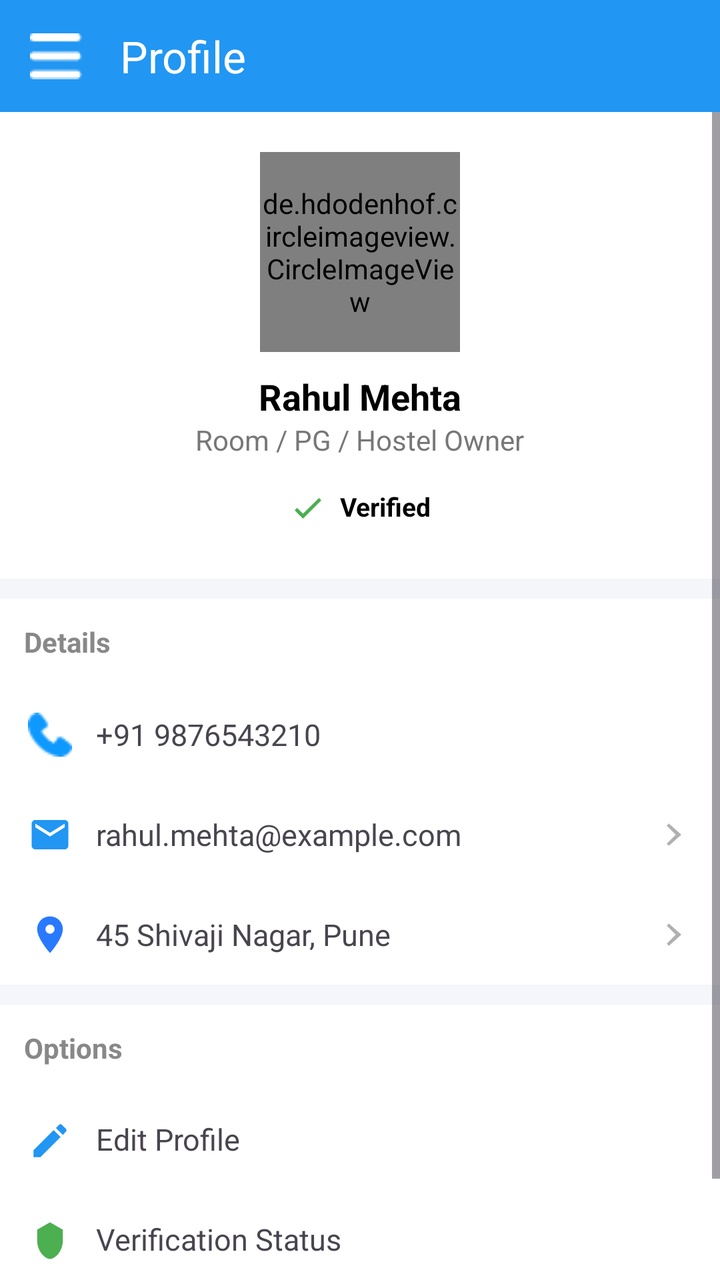
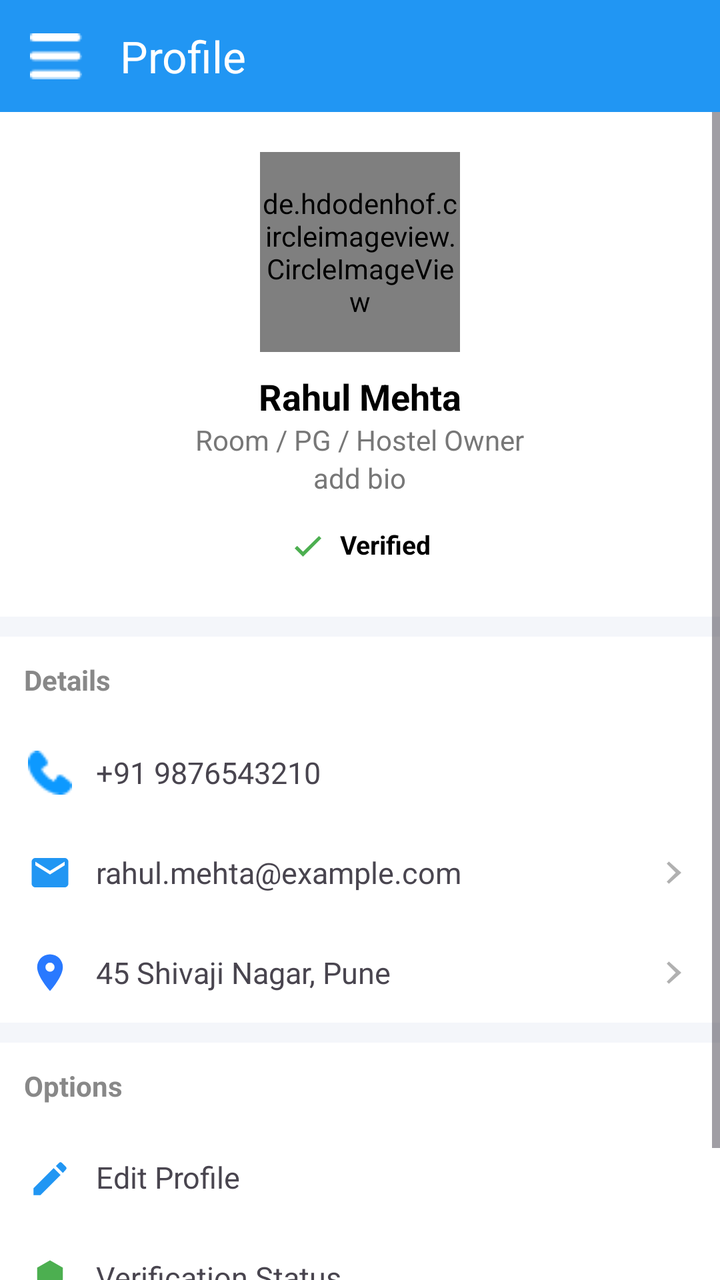

Screens rendered from an Android XML layout before and after an edit, with the pre-edit source and the edit as a unified diff.
<!-- AndroidManifest.xml: application theme Theme.CampusSaathi -->
<!-- res/layout/activity_owner_profile.xml -->
<?xml version="1.0" encoding="utf-8"?>
<androidx.drawerlayout.widget.DrawerLayout
    xmlns:android="http://schemas.android.com/apk/res/android"
    xmlns:app="http://schemas.android.com/apk/res-auto"
    android:id="@+id/drawerLayout"
    android:layout_width="match_parent"
    android:layout_height="match_parent">

    <LinearLayout xmlns:android="http://schemas.android.com/apk/res/android"
        xmlns:app="http://schemas.android.com/apk/res-auto"
        android:layout_width="match_parent"
        android:layout_height="match_parent"
        android:orientation="vertical"
        android:background="#FFFFFF">


        
        <androidx.appcompat.widget.Toolbar
            android:id="@+id/toolbar"
            android:layout_width="match_parent"
            android:layout_height="56dp"
            android:background="#2196F3"
            app:title="Profile"
            app:titleTextColor="#FFFFFF"
            app:navigationIcon="@drawable/ic_menu" />




        <ScrollView xmlns:android="http://schemas.android.com/apk/res/android"
            xmlns:app="http://schemas.android.com/apk/res-auto"

            android:layout_width="match_parent"
            android:layout_height="match_parent"
            android:background="#F4F6FA">

            <LinearLayout
                android:layout_width="match_parent"
                android:layout_height="wrap_content"
                android:orientation="vertical">



                
                <LinearLayout
                    android:layout_width="match_parent"
                    android:layout_height="wrap_content"
                    android:orientation="vertical"
                    android:gravity="center"
                    android:padding="20dp"
                    android:background="@android:color/white">

                    <de.hdodenhof.circleimageview.CircleImageView
                        android:id="@+id/imgProfile"
                        android:layout_width="100dp"
                        android:layout_height="100dp"
                        android:src="@drawable/default_avatar"
                        android:scaleType="centerCrop"
                        app:civ_border_width="2dp"
                        app:civ_border_color="#2196F3"/>


                    <TextView
                        android:layout_height="wrap_content"
                        android:layout_width="wrap_content"
                        android:id="@+id/txtName"
                        android:layout_marginTop="10dp"
                        android:text="Rahul Mehta"
                        android:textSize="18sp"
                        android:textStyle="bold"
                        android:textColor="#000" />

                    <TextView
                        android:layout_height="wrap_content"
                        android:layout_width="wrap_content"
                        android:id="@+id/txtRole"
                        android:text="Room / PG / Hostel Owner"
                        android:textSize="14sp"
                        android:textColor="#777" />



                    <LinearLayout
                        android:id="@+id/layoutVerified"
                        android:layout_width="wrap_content"
                        android:layout_height="wrap_content"
                        android:layout_marginTop="8dp"
                        android:paddingStart="12dp"
                        android:paddingEnd="12dp"
                        android:paddingTop="6dp"
                        android:paddingBottom="6dp"
                        android:orientation="horizontal"
                        android:gravity="center"
                        android:background="@drawable/verified_bg">


                    <ImageView
                            android:layout_width="20dp"
                            android:layout_height="20dp"
                            android:src="@drawable/ic_check" />

                        <TextView
                            android:layout_height="wrap_content"
                            android:layout_width="wrap_content"
                            android:layout_marginStart="6dp"
                            android:text="Verified"
                            android:textColor="#000000"
                            android:textSize="13sp"
                            android:textStyle="bold"/>
                    </LinearLayout>

                </LinearLayout>

                
                <LinearLayout
                    android:layout_width="match_parent"
                    android:layout_height="match_parent"
                    android:layout_marginTop="10dp"
                    android:orientation="vertical"
                    android:background="@android:color/white">

                    <TextView
                        android:layout_height="wrap_content"
                        android:layout_width="wrap_content"
                        android:text="Details"
                        android:textStyle="bold"
                        android:textColor="#888"
                        android:padding="12dp" />

                    
                    <LinearLayout
                        android:layout_width="match_parent"
                        android:layout_height="wrap_content"
                        android:padding="14dp"
                        android:orientation="horizontal"
                        android:gravity="center_vertical">

                        <ImageView
                            android:layout_width="22dp"
                            android:layout_height="22dp"
                            android:src="@drawable/phone" />

                        <TextView
                            android:id="@+id/txtPhone"
                            android:layout_width="0dp"
                            android:layout_height="wrap_content"
                            android:layout_weight="1"
                            android:layout_marginStart="12dp"
                            android:text="+91 9876543210"
                            android:textSize="15sp" />

                        <EditText
                            android:id="@+id/edtPhone"
                            android:layout_width="0dp"
                            android:layout_height="wrap_content"
                            android:layout_weight="1"
                            android:layout_marginStart="12dp"
                            android:visibility="gone"
                            android:inputType="phone" />
                    </LinearLayout>


                    
                    <LinearLayout
                        android:layout_width="match_parent"
                        android:layout_height="wrap_content"
                        android:padding="14dp"
                        android:orientation="horizontal"
                        android:gravity="center_vertical">

                        <ImageView
                            android:layout_width="22dp"
                            android:layout_height="22dp"
                            android:src="@drawable/ic_email" />

                        
                        <TextView
                            android:id="@+id/txtEmail"
                            android:layout_width="0dp"
                            android:layout_height="wrap_content"
                            android:layout_marginStart="12dp"
                            android:layout_weight="1"
                            android:text="rahul.mehta@example.com"
                            android:textSize="15sp" />

                        
                        <EditText
                            android:id="@+id/edtEmail"
                            android:layout_width="0dp"
                            android:layout_height="wrap_content"
                            android:layout_marginStart="12dp"
                            android:layout_weight="1"
                            android:visibility="gone"
                            android:inputType="textEmailAddress"
                            android:background="@android:color/transparent" />

                        <ImageView
                            android:layout_width="18dp"
                            android:layout_height="18dp"
                            android:src="@drawable/ic_arrow" />
                    </LinearLayout>

                    
                    <LinearLayout
                        android:layout_width="match_parent"
                        android:layout_height="wrap_content"
                        android:padding="14dp"
                        android:orientation="horizontal"
                        android:gravity="center_vertical">

                        <ImageView
                            android:layout_width="22dp"
                            android:layout_height="22dp"
                            android:src="@drawable/ic_location" />

                        
                        <TextView
                            android:id="@+id/txtAddress"
                            android:layout_width="0dp"
                            android:layout_height="wrap_content"
                            android:layout_marginStart="12dp"
                            android:layout_weight="1"
                            android:text="45 Shivaji Nagar, Pune"
                            android:textSize="15sp" />

                        
                        <EditText
                            android:id="@+id/edtAddress"
                            android:layout_width="0dp"
                            android:layout_height="wrap_content"
                            android:layout_marginStart="12dp"
                            android:layout_weight="1"
                            android:visibility="gone"
                            android:hint="Enter address"
                            android:background="@android:color/transparent"
                            android:inputType="textPostalAddress" />

                        <ImageView
                            android:layout_width="18dp"
                            android:layout_height="18dp"
                            android:src="@drawable/ic_arrow" />
                    </LinearLayout>

                </LinearLayout>

                
                <LinearLayout
                    android:layout_width="match_parent"
                    android:layout_height="match_parent"
                    android:layout_marginTop="10dp"
                    android:orientation="vertical"
                    android:background="@android:color/white">

                    <TextView
                        android:layout_height="wrap_content"
                        android:layout_width="wrap_content"
                        android:text="Options"
                        android:textStyle="bold"
                        android:textColor="#888"
                        android:padding="12dp" />

                    <LinearLayout
                        android:layout_width="match_parent"
                        android:layout_height="match_parent"
                        android:id="@+id/itemEdit"
                        android:padding="14dp"
                        android:orientation="horizontal">

                        <ImageView
                            android:layout_width="22dp"
                            android:layout_height="22dp"
                            android:src="@drawable/ic_edit" />

                        <TextView
                            android:layout_height="wrap_content"
                            android:layout_width="wrap_content"
                            android:text="Edit Profile"
                            android:layout_marginStart="12dp"
                            android:textSize="15sp" />
                    </LinearLayout>

                    <LinearLayout
                        android:layout_width="match_parent"
                        android:layout_height="match_parent"
                        android:id="@+id/itemVerify"
                        android:padding="14dp"
                        android:orientation="horizontal">

                        <ImageView
                            android:layout_width="22dp"
                            android:layout_height="22dp"
                            android:src="@drawable/ic_verify" />

                        <TextView
                            android:layout_height="wrap_content"
                            android:layout_width="wrap_content"
                            android:text="Verification Status"
                            android:layout_marginStart="12dp"
                            android:textSize="15sp" />
                    </LinearLayout>

                    <LinearLayout
                        android:layout_width="match_parent"
                        android:layout_height="match_parent"
                        android:id="@+id/itemHelp"
                        android:padding="14dp"
                        android:orientation="horizontal">

                        <ImageView
                            android:layout_width="22dp"
                            android:layout_height="22dp"
                            android:src="@drawable/ic_help" />

                        <TextView
                            android:layout_height="wrap_content"
                            android:layout_width="wrap_content"
                            android:text="Help and Support"
                            android:layout_marginStart="12dp"
                            android:textSize="15sp" />
                    </LinearLayout>

                </LinearLayout>

            </LinearLayout>
        </ScrollView>

    </LinearLayout>
    <com.google.android.material.navigation.NavigationView
        android:id="@+id/navigation_view"
        android:layout_width="280dp"
        android:layout_height="match_parent"
        android:layout_gravity="start"
        android:fitsSystemWindows="true"
        app:itemBackground="@drawable/nav_item_background"
        app:menu="@menu/owner_menu_drawer"/>


</androidx.drawerlayout.widget.DrawerLayout>
<!-- resources referenced by this layout -->
<resources>
  <!-- drawable ic_arrow (drawable) -->
  <vector xmlns:android="http://schemas.android.com/apk/res/android"
      android:width="24dp"
      android:height="24dp"
      android:viewportWidth="24"
      android:viewportHeight="24">
      <path
          android:fillColor="#B0B0B0"
          android:pathData="M8.6,4.6L7.2,6l6,6 -6,6 1.4,1.4L16.9,12z"/>
  </vector>
  <!-- drawable ic_check (drawable) -->
  <vector xmlns:android="http://schemas.android.com/apk/res/android"
      android:width="24dp"
      android:height="24dp"
      android:viewportWidth="24"
      android:viewportHeight="24">
      <path
          android:fillColor="#4CAF50"
          android:pathData="M9,16.2l-3.5,-3.5L4,14.2l5,5 11,-11 -1.4,-1.4z"/>
  </vector>
  <!-- drawable ic_edit (drawable) -->
  <vector xmlns:android="http://schemas.android.com/apk/res/android"
      android:width="24dp"
      android:height="24dp"
      android:viewportWidth="24"
      android:viewportHeight="24">
      <path
          android:fillColor="#2196F3"
          android:pathData="M3,17.2V21h3.8l11,-11 -3.8,-3.8zM20.7,7c0.4,-0.4 0.4,-1 0,-1.4l-2.3,-2.3c-0.4,-0.4 -1,-0.4 -1.4,0l-1.8,1.8 3.8,3.8z"/>
  </vector>
  <!-- drawable ic_email (drawable) -->
  <vector xmlns:android="http://schemas.android.com/apk/res/android"
      android:width="24dp"
      android:height="24dp"
      android:viewportWidth="24"
      android:viewportHeight="24">
      <path
          android:fillColor="#2196F3"
          android:pathData="M20,4H4c-1.1,0 -2,0.9 -2,2v12c0,1.1 0.9,2 2,2h16c1.1,0 2,-0.9 2,-2V6c0,-1.1 -0.9,-2 -2,-2zm0,4l-8,5 -8,-5V6l8,5 8,-5z"/>
  </vector>
  <!-- drawable ic_location (drawable) -->
  <vector xmlns:android="http://schemas.android.com/apk/res/android"
      android:width="24dp"
      android:height="24dp"
      android:viewportWidth="24"
      android:viewportHeight="24">
      <path
          android:fillColor="#2979FF"
          android:pathData="M12,2C8.1,2 5,5.1 5,9c0,5.3 7,13 7,13s7-7.7 7-13c0-3.9-3.1-7-7-7z"/>
      <path
          android:fillColor="#FFFFFF"
          android:pathData="M12,11.5a2.5,2.5 0 1,0 0,-5a2.5,2.5 0 1,0 0,5z"/>
  </vector>
  <!-- drawable ic_verify (drawable) -->
  <vector xmlns:android="http://schemas.android.com/apk/res/android"
      android:width="24dp"
      android:height="24dp"
      android:viewportWidth="24"
      android:viewportHeight="24">
      <path
          android:fillColor="#4CAF50"
          android:pathData="M12,2l7,4v6c0,5 -3.5,9.7 -7,10 -3.5,-0.3 -7,-5 -7,-10V6z"/>
  </vector>
  <!-- drawable nav_item_background (drawable) -->
  <selector xmlns:android="http://schemas.android.com/apk/res/android">
  
      
      <item
          android:drawable="@drawable/bg_role_selected"
          android:state_checked="true"/>
  
      
      <item
          android:drawable="@drawable/bg_role_unselected"/>
  
  </selector>
  <!-- drawable verified_bg (drawable) -->
  <?xml version="1.0" encoding="utf-8"?>
  <selector xmlns:android="http://schemas.android.com/apk/res/android">
  
  </selector>
  <style name="Theme.CampusSaathi" parent="Base.Theme.CampusSaathi" />
  <!-- drawable bg_role_selected (drawable) -->
  <shape xmlns:android="http://schemas.android.com/apk/res/android">
      <solid android:color="#E3F2FD"/>
      <stroke
          android:width="2dp"
          android:color="#2979FF"/>
      <corners android:radius="12dp"/>
  </shape>
  <!-- drawable bg_role_unselected (drawable) -->
  <shape xmlns:android="http://schemas.android.com/apk/res/android">
      <solid android:color="#FFFFFF"/>
      <stroke
          android:width="1dp"
          android:color="#DDDDDD"/>
      <corners android:radius="12dp"/>
  </shape>
  <style name="Base.Theme.CampusSaathi" parent="Theme.Material3.Light.NoActionBar">
          
      </style>
  <!-- unchanged entries left out for length: 4 -->
</resources>

<!-- the commit's change to res/layout/activity_owner_profile.xml (unified diff, before → after) -->
@@ -78,6 +78,14 @@
                         android:textSize="14sp"
                         android:textColor="#777" />
 
+                    <TextView
+                        android:layout_height="wrap_content"
+                        android:layout_width="wrap_content"
+                        android:id="@+id/txtbio"
+                        android:text="add bio"
+                        android:textSize="14sp"
+                        android:textColor="#777" />
+
 
 
                     <LinearLayout
